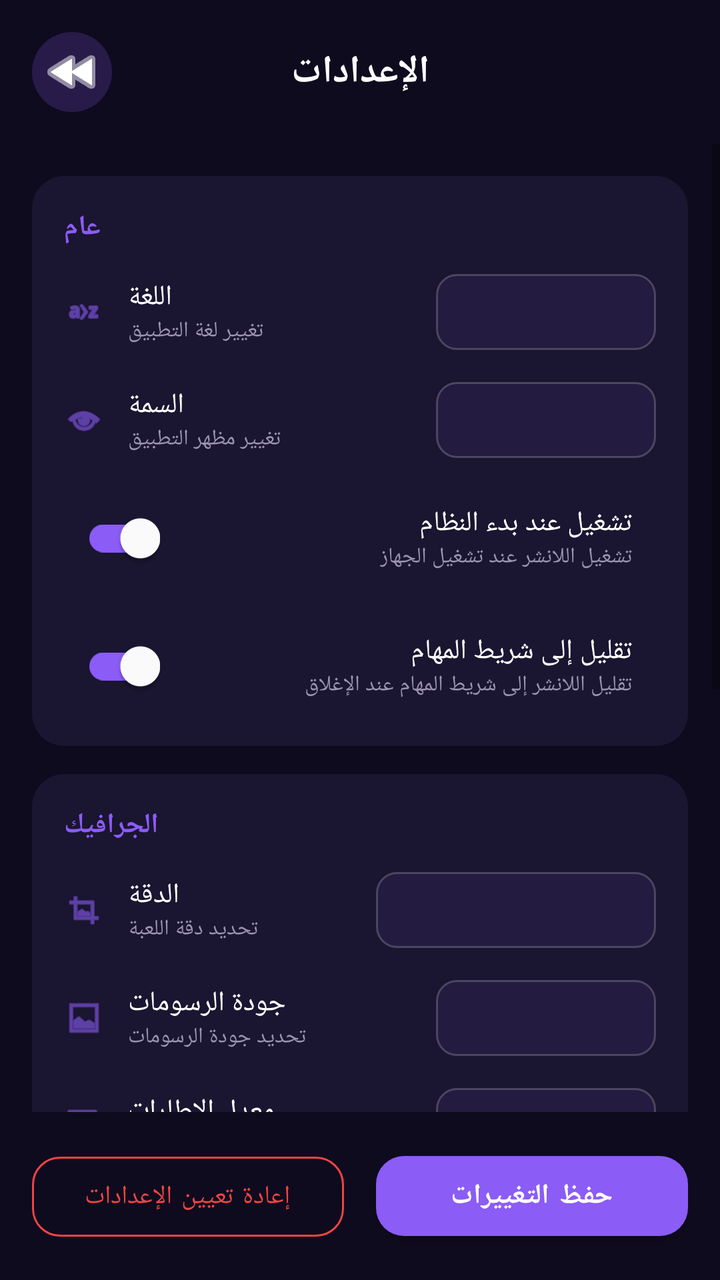
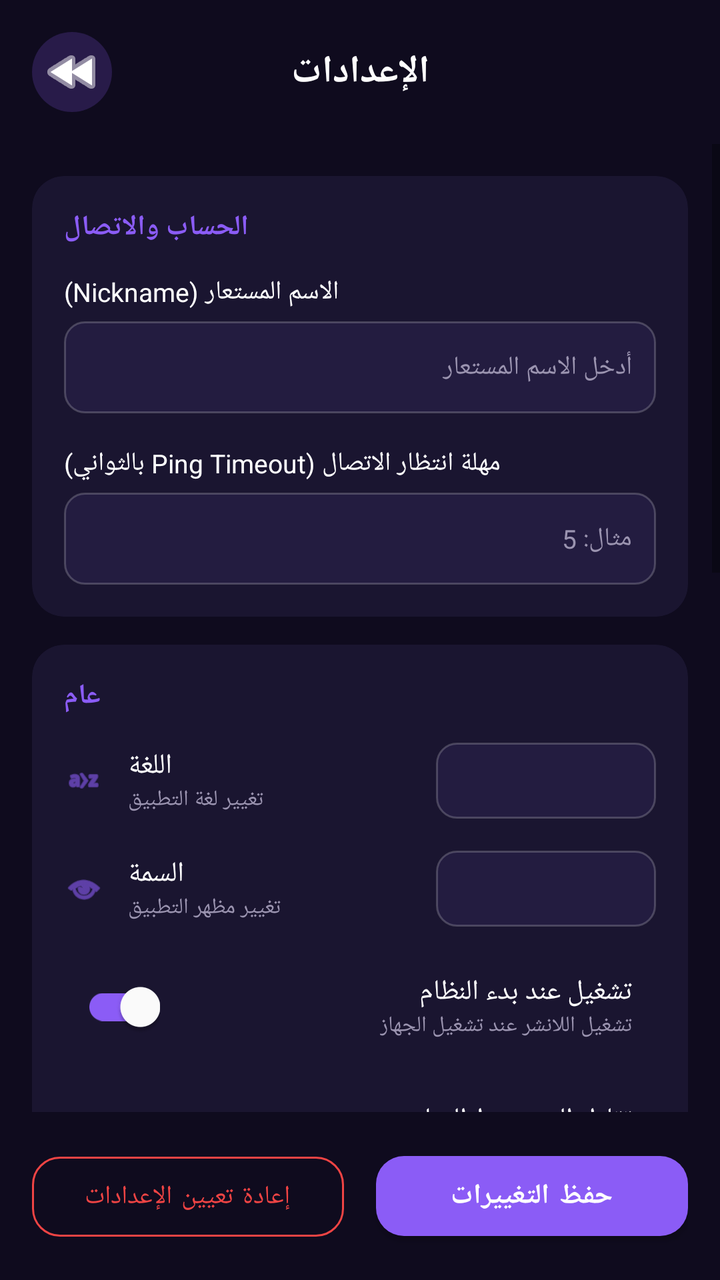

The first picture is an Android layout as it rendered before a commit; the second is the same layout after the commit. The layout source and the unified diff follow.
<!-- AndroidManifest.xml: application theme AppTheme -->
<!-- res/layout/fragment_settings.xml -->
<?xml version="1.0" encoding="utf-8"?>
<LinearLayout
    xmlns:android="http://schemas.android.com/apk/res/android"
    xmlns:app="http://schemas.android.com/apk/res-auto"
    android:layout_width="match_parent"
    android:layout_height="match_parent"
    android:background="@color/bg_dark"
    android:orientation="vertical">

    
    <LinearLayout
        android:layout_width="match_parent"
        android:layout_height="wrap_content"
        android:orientation="horizontal"
        android:gravity="center_vertical"
        android:padding="16dp">

        <ImageButton
            android:id="@+id/btn_back"
            android:layout_width="40dp"
            android:layout_height="40dp"
            android:background="@drawable/bg_circle_purple"
            android:src="@android:drawable/ic_media_rew"
            app:tint="@color/text_white"
            android:padding="10dp"/>

        <TextView
            android:layout_width="0dp"
            android:layout_height="wrap_content"
            android:layout_weight="1"
            android:text="الإعدادات"
            android:textColor="@color/text_white"
            android:textSize="19sp"
            android:textStyle="bold"
            android:gravity="center"
            android:layout_marginEnd="40dp"/>
    </LinearLayout>

    <ScrollView
        android:layout_width="match_parent"
        android:layout_height="0dp"
        android:layout_weight="1">

        <LinearLayout
            android:layout_width="match_parent"
            android:layout_height="wrap_content"
            android:orientation="vertical"
            android:padding="16dp">

            
            <com.google.android.material.card.MaterialCardView
                android:layout_width="match_parent"
                android:layout_height="wrap_content"
                app:cardBackgroundColor="@color/card_dark"
                app:cardCornerRadius="16dp"
                app:cardElevation="0dp"
                android:layout_marginBottom="14dp">

                <LinearLayout
                    android:layout_width="match_parent"
                    android:layout_height="wrap_content"
                    android:orientation="vertical"
                    android:padding="16dp">

                    <TextView
                        android:layout_width="match_parent"
                        android:layout_height="wrap_content"
                        android:text="عام"
                        android:textColor="@color/purple_primary"
                        android:textStyle="bold"
                        android:textSize="14sp"
                        android:gravity="end"
                        android:layout_marginBottom="14dp"/>

                    
                    <LinearLayout
                        android:layout_width="match_parent"
                        android:layout_height="wrap_content"
                        android:orientation="horizontal"
                        android:gravity="center_vertical"
                        android:layout_marginBottom="16dp">

                        <ImageView
                            android:layout_width="20dp"
                            android:layout_height="20dp"
                            android:src="@android:drawable/ic_menu_sort_alphabetically"
                            app:tint="@color/purple_primary"/>

                        <LinearLayout
                            android:layout_width="0dp"
                            android:layout_height="wrap_content"
                            android:layout_weight="1"
                            android:orientation="vertical"
                            android:layout_marginStart="12dp">

                            <TextView
                                android:layout_width="wrap_content"
                                android:layout_height="wrap_content"
                                android:text="اللغة"
                                android:textColor="@color/text_white"
                                android:textSize="14sp"/>

                            <TextView
                                android:layout_width="wrap_content"
                                android:layout_height="wrap_content"
                                android:text="تغيير لغة التطبيق"
                                android:textColor="@color/text_gray"
                                android:textSize="11sp"/>
                        </LinearLayout>

                        <Spinner
                            android:id="@+id/spinner_language"
                            android:layout_width="110dp"
                            android:layout_height="38dp"
                            android:background="@drawable/bg_dropdown"
                            android:popupBackground="@color/card_dark_light"/>
                    </LinearLayout>

                    
                    <LinearLayout
                        android:layout_width="match_parent"
                        android:layout_height="wrap_content"
                        android:orientation="horizontal"
                        android:gravity="center_vertical"
                        android:layout_marginBottom="16dp">

                        <ImageView
                            android:layout_width="20dp"
                            android:layout_height="20dp"
                            android:src="@android:drawable/ic_menu_view"
                            app:tint="@color/purple_primary"/>

                        <LinearLayout
                            android:layout_width="0dp"
                            android:layout_height="wrap_content"
                            android:layout_weight="1"
                            android:orientation="vertical"
                            android:layout_marginStart="12dp">

                            <TextView
                                android:layout_width="wrap_content"
                                android:layout_height="wrap_content"
                                android:text="السمة"
                                android:textColor="@color/text_white"
                                android:textSize="14sp"/>

                            <TextView
                                android:layout_width="wrap_content"
                                android:layout_height="wrap_content"
                                android:text="تغيير مظهر التطبيق"
                                android:textColor="@color/text_gray"
                                android:textSize="11sp"/>
                        </LinearLayout>

                        <Spinner
                            android:id="@+id/spinner_theme"
                            android:layout_width="110dp"
                            android:layout_height="38dp"
                            android:background="@drawable/bg_dropdown"
                            android:popupBackground="@color/card_dark_light"/>
                    </LinearLayout>

                    
                    <LinearLayout
                        android:layout_width="match_parent"
                        android:layout_height="wrap_content"
                        android:orientation="horizontal"
                        android:gravity="center_vertical"
                        android:layout_marginBottom="16dp">

                        <com.google.android.material.switchmaterial.SwitchMaterial
                            android:id="@+id/switch_autostart"
                            android:layout_width="wrap_content"
                            android:layout_height="wrap_content"
                            android:checked="true"
                            app:thumbTint="@color/text_white"
                            app:trackTint="@color/purple_primary"/>

                        <LinearLayout
                            android:layout_width="0dp"
                            android:layout_height="wrap_content"
                            android:layout_weight="1"
                            android:orientation="vertical"
                            android:gravity="end"
                            android:layout_marginEnd="12dp">

                            <TextView
                                android:layout_width="wrap_content"
                                android:layout_height="wrap_content"
                                android:text="تشغيل عند بدء النظام"
                                android:textColor="@color/text_white"
                                android:textSize="14sp"/>

                            <TextView
                                android:layout_width="wrap_content"
                                android:layout_height="wrap_content"
                                android:text="تشغيل اللانشر عند تشغيل الجهاز"
                                android:textColor="@color/text_gray"
                                android:textSize="11sp"/>
                        </LinearLayout>
                    </LinearLayout>

                    
                    <LinearLayout
                        android:layout_width="match_parent"
                        android:layout_height="wrap_content"
                        android:orientation="horizontal"
                        android:gravity="center_vertical">

                        <com.google.android.material.switchmaterial.SwitchMaterial
                            android:id="@+id/switch_minimize_tray"
                            android:layout_width="wrap_content"
                            android:layout_height="wrap_content"
                            android:checked="true"
                            app:thumbTint="@color/text_white"
                            app:trackTint="@color/purple_primary"/>

                        <LinearLayout
                            android:layout_width="0dp"
                            android:layout_height="wrap_content"
                            android:layout_weight="1"
                            android:orientation="vertical"
                            android:gravity="end"
                            android:layout_marginEnd="12dp">

                            <TextView
                                android:layout_width="wrap_content"
                                android:layout_height="wrap_content"
                                android:text="تقليل إلى شريط المهام"
                                android:textColor="@color/text_white"
                                android:textSize="14sp"/>

                            <TextView
                                android:layout_width="wrap_content"
                                android:layout_height="wrap_content"
                                android:text="تقليل اللانشر إلى شريط المهام عند الإغلاق"
                                android:textColor="@color/text_gray"
                                android:textSize="11sp"/>
                        </LinearLayout>
                    </LinearLayout>
                </LinearLayout>
            </com.google.android.material.card.MaterialCardView>

            
            <com.google.android.material.card.MaterialCardView
                android:layout_width="match_parent"
                android:layout_height="wrap_content"
                app:cardBackgroundColor="@color/card_dark"
                app:cardCornerRadius="16dp"
                app:cardElevation="0dp"
                android:layout_marginBottom="14dp">

                <LinearLayout
                    android:layout_width="match_parent"
                    android:layout_height="wrap_content"
                    android:orientation="vertical"
                    android:padding="16dp">

                    <TextView
                        android:layout_width="match_parent"
                        android:layout_height="wrap_content"
                        android:text="الجرافيك"
                        android:textColor="@color/purple_primary"
                        android:textStyle="bold"
                        android:textSize="14sp"
                        android:gravity="end"
                        android:layout_marginBottom="14dp"/>

                    
                    <LinearLayout
                        android:layout_width="match_parent"
                        android:layout_height="wrap_content"
                        android:orientation="horizontal"
                        android:gravity="center_vertical"
                        android:layout_marginBottom="16dp">

                        <ImageView
                            android:layout_width="20dp"
                            android:layout_height="20dp"
                            android:src="@android:drawable/ic_menu_crop"
                            app:tint="@color/purple_primary"/>

                        <LinearLayout
                            android:layout_width="0dp"
                            android:layout_height="wrap_content"
                            android:layout_weight="1"
                            android:orientation="vertical"
                            android:layout_marginStart="12dp">

                            <TextView
                                android:layout_width="wrap_content"
                                android:layout_height="wrap_content"
                                android:text="الدقة"
                                android:textColor="@color/text_white"
                                android:textSize="14sp"/>

                            <TextView
                                android:layout_width="wrap_content"
                                android:layout_height="wrap_content"
                                android:text="تحديد دقة اللعبة"
                                android:textColor="@color/text_gray"
                                android:textSize="11sp"/>
                        </LinearLayout>

                        <Spinner
                            android:id="@+id/spinner_resolution"
                            android:layout_width="140dp"
                            android:layout_height="38dp"
                            android:background="@drawable/bg_dropdown"
                            android:popupBackground="@color/card_dark_light"/>
                    </LinearLayout>

                    
                    <LinearLayout
                        android:layout_width="match_parent"
                        android:layout_height="wrap_content"
                        android:orientation="horizontal"
                        android:gravity="center_vertical"
                        android:layout_marginBottom="16dp">

                        <ImageView
                            android:layout_width="20dp"
                            android:layout_height="20dp"
                            android:src="@android:drawable/ic_menu_gallery"
                            app:tint="@color/purple_primary"/>

                        <LinearLayout
                            android:layout_width="0dp"
                            android:layout_height="wrap_content"
                            android:layout_weight="1"
                            android:orientation="vertical"
                            android:layout_marginStart="12dp">

                            <TextView
                                android:layout_width="wrap_content"
                                android:layout_height="wrap_content"
                                android:text="جودة الرسومات"
                                android:textColor="@color/text_white"
                                android:textSize="14sp"/>

                            <TextView
                                android:layout_width="wrap_content"
                                android:layout_height="wrap_content"
                                android:text="تحديد جودة الرسومات"
                                android:textColor="@color/text_gray"
                                android:textSize="11sp"/>
                        </LinearLayout>

                        <Spinner
                            android:id="@+id/spinner_quality"
                            android:layout_width="110dp"
                            android:layout_height="38dp"
                            android:background="@drawable/bg_dropdown"
                            android:popupBackground="@color/card_dark_light"/>
                    </LinearLayout>

                    
                    <LinearLayout
                        android:layout_width="match_parent"
                        android:layout_height="wrap_content"
                        android:orientation="horizontal"
                        android:gravity="center_vertical"
                        android:layout_marginBottom="16dp">

                        <ImageView
                            android:layout_width="20dp"
                            android:layout_height="20dp"
                            android:src="@android:drawable/ic_menu_slideshow"
                            app:tint="@color/purple_primary"/>

                        <LinearLayout
                            android:layout_width="0dp"
                            android:layout_height="wrap_content"
                            android:layout_weight="1"
                            android:orientation="vertical"
                            android:layout_marginStart="12dp">

                            <TextView
                                android:layout_width="wrap_content"
                                android:layout_height="wrap_content"
                                android:text="معدل الإطارات"
                                android:textColor="@color/text_white"
                                android:textSize="14sp"/>

                            <TextView
                                android:layout_width="wrap_content"
                                android:layout_height="wrap_content"
                                android:text="تحديد معدل الإطارات"
                                android:textColor="@color/text_gray"
                                android:textSize="11sp"/>
                        </LinearLayout>

                        <Spinner
                            android:id="@+id/spinner_fps"
                            android:layout_width="110dp"
                            android:layout_height="38dp"
                            android:background="@drawable/bg_dropdown"
                            android:popupBackground="@color/card_dark_light"/>
                    </LinearLayout>

                    
                    <LinearLayout
                        android:layout_width="match_parent"
                        android:layout_height="wrap_content"
                        android:orientation="horizontal"
                        android:gravity="center_vertical">

                        <com.google.android.material.switchmaterial.SwitchMaterial
                            android:id="@+id/switch_vsync"
                            android:layout_width="wrap_content"
                            android:layout_height="wrap_content"
                            android:checked="true"
                            app:thumbTint="@color/text_white"
                            app:trackTint="@color/purple_primary"/>

                        <LinearLayout
                            android:layout_width="0dp"
                            android:layout_height="wrap_content"
                            android:layout_weight="1"
                            android:orientation="vertical"
                            android:gravity="end"
                            android:layout_marginEnd="12dp">

                            <TextView
                                android:layout_width="wrap_content"
                                android:layout_height="wrap_content"
                                android:text="مزامنة رأسية (V-Sync)"
                                android:textColor="@color/text_white"
                                android:textSize="14sp"/>

                            <TextView
                                android:layout_width="wrap_content"
                                android:layout_height="wrap_content"
                                android:text="تقليل تمزق الشاشة"
                                android:textColor="@color/text_gray"
                                android:textSize="11sp"/>
                        </LinearLayout>
                    </LinearLayout>
                </LinearLayout>
            </com.google.android.material.card.MaterialCardView>

            
            <com.google.android.material.card.MaterialCardView
                android:layout_width="match_parent"
                android:layout_height="wrap_content"
                app:cardBackgroundColor="@color/card_dark"
                app:cardCornerRadius="16dp"
                app:cardElevation="0dp"
                android:layout_marginBottom="20dp">

                <LinearLayout
                    android:layout_width="match_parent"
                    android:layout_height="wrap_content"
                    android:orientation="vertical"
                    android:padding="16dp">

                    <TextView
                        android:layout_width="match_parent"
                        android:layout_height="wrap_content"
                        android:text="الصوت"
                        android:textColor="@color/purple_primary"
                        android:textStyle="bold"
                        android:textSize="14sp"
                        android:gravity="end"
                        android:layout_marginBottom="16dp"/>

                    
                    <LinearLayout
                        android:layout_width="match_parent"
                        android:layout_height="wrap_content"
                        android:orientation="horizontal"
                        android:gravity="center_vertical"
                        android:layout_marginBottom="14dp">

                        <ImageView
                            android:layout_width="20dp"
                            android:layout_height="20dp"
                            android:src="@android:drawable/ic_lock_silent_mode_off"
                            app:tint="@color/purple_primary"/>

                        <SeekBar
                            android:id="@+id/seek_master_volume"
                            android:layout_width="0dp"
                            android:layout_height="wrap_content"
                            android:layout_weight="1"
                            android:layout_marginHorizontal="10dp"
                            android:max="100"
                            android:progress="80"
                            android:progressTint="@color/purple_primary"
                            android:thumbTint="@color/purple_primary"/>

                        <TextView
                            android:id="@+id/tv_master_volume"
                            android:layout_width="36dp"
                            android:layout_height="wrap_content"
                            android:text="80%"
                            android:textColor="@color/text_white"
                            android:textSize="12sp"/>
                    </LinearLayout>

                    
                    <LinearLayout
                        android:layout_width="match_parent"
                        android:layout_height="wrap_content"
                        android:orientation="horizontal"
                        android:gravity="center_vertical"
                        android:layout_marginBottom="14dp">

                        <ImageView
                            android:layout_width="20dp"
                            android:layout_height="20dp"
                            android:src="@android:drawable/ic_media_play"
                            app:tint="@color/purple_primary"/>

                        <SeekBar
                            android:id="@+id/seek_music_volume"
                            android:layout_width="0dp"
                            android:layout_height="wrap_content"
                            android:layout_weight="1"
                            android:layout_marginHorizontal="10dp"
                            android:max="100"
                            android:progress="60"
                            android:progressTint="@color/purple_primary"
                            android:thumbTint="@color/purple_primary"/>

                        <TextView
                            android:id="@+id/tv_music_volume"
                            android:layout_width="36dp"
                            android:layout_height="wrap_content"
                            android:text="60%"
                            android:textColor="@color/text_white"
                            android:textSize="12sp"/>
                    </LinearLayout>

                    
                    <LinearLayout
                        android:layout_width="match_parent"
                        android:layout_height="wrap_content"
                        android:orientation="horizontal"
                        android:gravity="center_vertical"
                        android:layout_marginBottom="16dp">

                        <ImageView
                            android:layout_width="20dp"
                            android:layout_height="20dp"
                            android:src="@android:drawable/ic_lock_silent_mode"
                            app:tint="@color/purple_primary"/>

                        <SeekBar
                            android:id="@+id/seek_effects_volume"
                            android:layout_width="0dp"
                            android:layout_height="wrap_content"
                            android:layout_weight="1"
                            android:layout_marginHorizontal="10dp"
                            android:max="100"
                            android:progress="70"
                            android:progressTint="@color/purple_primary"
                            android:thumbTint="@color/purple_primary"/>

                        <TextView
                            android:id="@+id/tv_effects_volume"
                            android:layout_width="36dp"
                            android:layout_height="wrap_content"
                            android:text="70%"
                            android:textColor="@color/text_white"
                            android:textSize="12sp"/>
                    </LinearLayout>

                    
                    <LinearLayout
                        android:layout_width="match_parent"
                        android:layout_height="wrap_content"
                        android:orientation="horizontal"
                        android:gravity="center_vertical">

                        <com.google.android.material.button.MaterialButton
                            android:id="@+id/btn_audio_device"
                            android:layout_width="0dp"
                            android:layout_height="wrap_content"
                            android:layout_weight="1"
                            android:text="Speakers (Realtek High Definition)"
                            android:textColor="@color/text_white"
                            android:textSize="11sp"
                            android:textAllCaps="false"
                            app:backgroundTint="@color/card_dark_light"
                            app:cornerRadius="10dp"/>

                        <TextView
                            android:layout_width="wrap_content"
                            android:layout_height="wrap_content"
                            android:text="الجهاز الصوتي"
                            android:textColor="@color/text_gray"
                            android:textSize="12sp"
                            android:layout_marginStart="12dp"/>
                    </LinearLayout>
                </LinearLayout>
            </com.google.android.material.card.MaterialCardView>

        </LinearLayout>
    </ScrollView>

    
    <LinearLayout
        android:layout_width="match_parent"
        android:layout_height="wrap_content"
        android:orientation="horizontal"
        android:padding="16dp">

        <com.google.android.material.button.MaterialButton
            android:id="@+id/btn_reset"
            android:layout_width="0dp"
            android:layout_height="52dp"
            android:layout_weight="1"
            android:layout_marginEnd="8dp"
            android:text="إعادة تعيين الإعدادات"
            android:textColor="@color/danger_red"
            android:textSize="13sp"
            app:strokeColor="@color/danger_red"
            app:strokeWidth="1dp"
            app:cornerRadius="14dp"
            style="@style/Widget.MaterialComponents.Button.OutlinedButton"/>

        <com.google.android.material.button.MaterialButton
            android:id="@+id/btn_save"
            android:layout_width="0dp"
            android:layout_height="52dp"
            android:layout_weight="1"
            android:layout_marginStart="8dp"
            android:text="حفظ التغييرات"
            android:textColor="@color/text_white"
            android:textStyle="bold"
            android:textSize="14sp"
            app:backgroundTint="@color/purple_primary"
            app:cornerRadius="14dp"/>
    </LinearLayout>

</LinearLayout>
<!-- resources referenced by this layout -->
<resources>
  <color name="bg_dark">#0F0B1E</color>
  <color name="card_dark">#1A1530</color>
  <color name="card_dark_light">#231C40</color>
  <color name="danger_red">#EF4444</color>
  <color name="purple_primary">#8B5CF6</color>
  <color name="text_gray">#9B94B0</color>
  <color name="text_white">#FFFFFF</color>
  <!-- drawable bg_circle_purple (drawable) -->
  <?xml version="1.0" encoding="utf-8"?>
  <shape xmlns:android="http://schemas.android.com/apk/res/android"
      android:shape="oval">
      <solid android:color="#338B5CF6"/>
  </shape>
  <!-- drawable bg_dropdown (drawable) -->
  <?xml version="1.0" encoding="utf-8"?>
  <shape xmlns:android="http://schemas.android.com/apk/res/android">
      <solid android:color="@color/card_dark_light"/>
      <corners android:radius="10dp"/>
      <stroke
          android:width="1dp"
          android:color="#33FFFFFF"/>
  </shape>
  <style name="AppTheme" parent="Theme.MaterialComponents.DayNight.NoActionBar">
          <item name="colorPrimary">@color/colorPrimary</item>
          <item name="colorPrimaryDark">@color/colorPrimaryDark</item>
          <item name="colorAccent">@color/colorAccent</item>
          <item name="android:windowBackground">@color/dark_background</item>
          <item name="android:statusBarColor">@color/colorPrimaryDark</item>
      </style>
  <color name="colorPrimary">#D4AF37</color>
  <color name="colorPrimaryDark">#0F0F1A</color>
  <color name="colorAccent">#D4AF37</color>
  <color name="dark_background">#0F0F1A</color>
</resources>

<!-- the commit's change to res/layout/fragment_settings.xml (unified diff, before → after) -->
@@ -46,6 +46,79 @@
             android:layout_height="wrap_content"
             android:orientation="vertical"
             android:padding="16dp">
+
+            
+            <com.google.android.material.card.MaterialCardView
+                android:layout_width="match_parent"
+                android:layout_height="wrap_content"
+                app:cardBackgroundColor="@color/card_dark"
+                app:cardCornerRadius="16dp"
+                app:cardElevation="0dp"
+                android:layout_marginBottom="14dp">
+
+                <LinearLayout
+                    android:layout_width="match_parent"
+                    android:layout_height="wrap_content"
+                    android:orientation="vertical"
+                    android:padding="16dp">
+
+                    <TextView
+                        android:layout_width="match_parent"
+                        android:layout_height="wrap_content"
+                        android:text="الحساب والاتصال"
+                        android:textColor="@color/purple_primary"
+                        android:textStyle="bold"
+                        android:textSize="14sp"
+                        android:gravity="end"
+                        android:layout_marginBottom="14dp"/>
+
+                    
+                    <TextView
+                        android:layout_width="wrap_content"
+                        android:layout_height="wrap_content"
+                        android:text="الاسم المستعار (Nickname)"
+                        android:textColor="@color/text_white"
+                        android:textSize="13sp"
+                        android:layout_marginBottom="6dp"/>
+
+                    <EditText
+                        android:id="@+id/nickname_edit"
+                        android:layout_width="match_parent"
+                        android:layout_height="46dp"
+                        android:background="@drawable/bg_dropdown"
+                        android:hint="أدخل الاسم المستعار"
+                        android:textColorHint="@color/text_gray"
+                        android:textColor="@color/text_white"
+                        android:textSize="13sp"
+                        android:paddingStart="12dp"
+                        android:paddingEnd="12dp"
+                        android:inputType="text"
+                        android:layout_marginBottom="16dp"/>
+
+                    
+                    <TextView
+                        android:layout_width="wrap_content"
+                        android:layout_height="wrap_content"
+                        android:text="مهلة انتظار الاتصال (Ping Timeout بالثواني)"
+                        android:textColor="@color/text_white"
+                        android:textSize="13sp"
+                        android:layout_marginBottom="6dp"/>
+
+                    <EditText
+                        android:id="@+id/ping_timeout_edit"
+                        android:layout_width="match_parent"
+                        android:layout_height="46dp"
+                        android:background="@drawable/bg_dropdown"
+                        android:hint="مثال: 5"
+                        android:textColorHint="@color/text_gray"
+                        android:textColor="@color/text_white"
+                        android:textSize="13sp"
+                        android:paddingStart="12dp"
+                        android:paddingEnd="12dp"
+                        android:inputType="number"/>
+
+                </LinearLayout>
+            </com.google.android.material.card.MaterialCardView>
 
             
             <com.google.android.material.card.MaterialCardView
